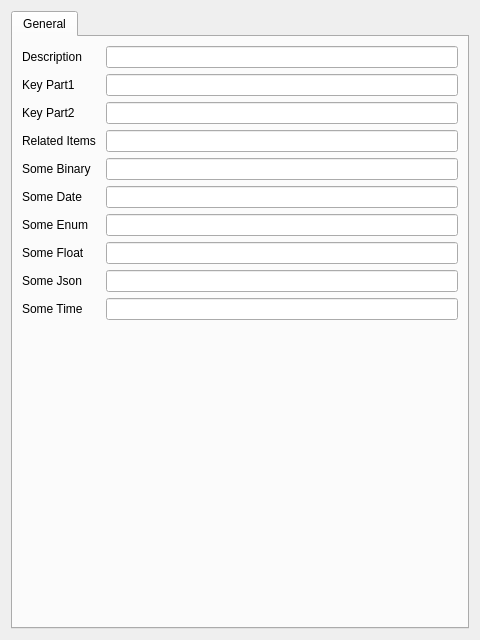
Qt form exdrf-dev/exdrf_dev/qt_gen/db/composite_key_models/widgets/composite_key_model_editor.ui (TNick/exdrf) before a commit.
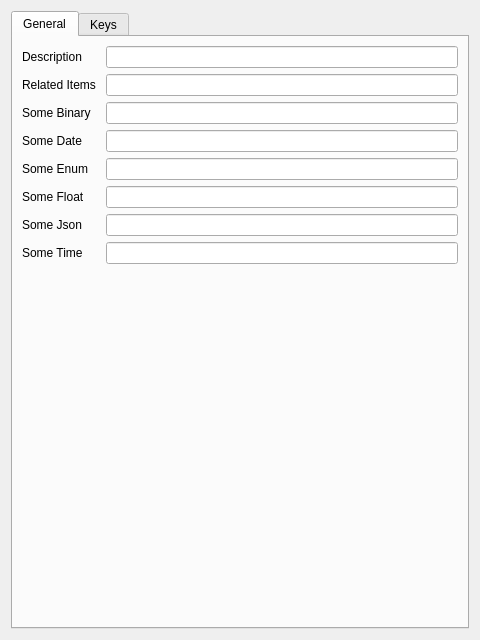
The same form after that commit. Custom widgets are drawn as their Qt base class.

Commit message: can change some in generated code. Single and multi editors not saving

What changed in the file:
```diff
--- a/exdrf-dev/exdrf_dev/qt_gen/db/composite_key_models/widgets/composite_key_model_editor.ui
+++ b/exdrf-dev/exdrf_dev/qt_gen/db/composite_key_models/widgets/composite_key_model_editor.ui
@@ -38,102 +38,156 @@
        </item>
      
        <item row="1" column="0">
-        <widget class="QLabel" name="lbl_key_part1">
-         <property name="text">
-          <string>Key Part1 </string>
-         </property>
-        </widget>
-       </item>
-       <item row="1" column="1">
-        <widget class="DrfLineEditor" name="c_key_part1"/>
-       </item>
-     
-       <item row="2" column="0">
-        <widget class="QLabel" name="lbl_key_part2">
-         <property name="text">
-          <string>Key Part2 </string>
-         </property>
-        </widget>
-       </item>
-       <item row="2" column="1">
-        <widget class="DrfIntEditor" name="c_key_part2"/>
-       </item>
-     
-       <item row="3" column="0">
         <widget class="QLabel" name="lbl_related_items">
          <property name="text">
           <string>Related Items </string>
          </property>
         </widget>
        </item>
-       <item row="3" column="1">
-        <widget class="QtRelatedItemMuSe" name="c_related_items"/>
+       <item row="1" column="1">
+        <widget class="QtRelatedItemMuSe" name="c_related_items">
+         <property name="name" stdset="0">
+          <string notr="true">related_items</string>
+         </property>
+        </widget>
+        
        </item>
      
-       <item row="4" column="0">
+       <item row="2" column="0">
         <widget class="QLabel" name="lbl_some_binary">
          <property name="text">
           <string>Some Binary </string>
          </property>
         </widget>
        </item>
-       <item row="4" column="1">
-        <widget class="DrfBlobEditor" name="c_some_binary"/>
+       <item row="2" column="1">
+        <widget class="DrfBlobEditor" name="c_some_binary">
+         <property name="name" stdset="0">
+          <string notr="true">some_binary</string>
+         </property>
+        </widget>
+        
        </item>
      
-       <item row="5" column="0">
+       <item row="3" column="0">
         <widget class="QLabel" name="lbl_some_date">
          <property name="text">
           <string>Some Date </string>
          </property>
         </widget>
        </item>
-       <item row="5" column="1">
-        <widget class="DrfDateEditor" name="c_some_date"/>
+       <item row="3" column="1">
+        <widget class="DrfDateEditor" name="c_some_date">
+         <property name="name" stdset="0">
+          <string notr="true">some_date</string>
+         </property>
+        </widget>
+        
        </item>
      
-       <item row="6" column="0">
+       <item row="4" column="0">
         <widget class="QLabel" name="lbl_some_enum">
          <property name="text">
           <string>Some Enum </string>
          </property>
         </widget>
        </item>
-       <item row="6" column="1">
-        <widget class="DrfLineEditor" name="c_some_enum"/>
+       <item row="4" column="1">
+        <widget class="DrfLineEditor" name="c_some_enum">
+         <property name="name" stdset="0">
+          <string notr="true">some_enum</string>
+         </property>
+        </widget>
+        
        </item>
      
-       <item row="7" column="0">
+       <item row="5" column="0">
         <widget class="QLabel" name="lbl_some_float">
          <property name="text">
           <string>Some Float </string>
          </property>
         </widget>
        </item>
-       <item row="7" column="1">
-        <widget class="DrfRealEditor" name="c_some_float"/>
+       <item row="5" column="1">
+        <widget class="DrfRealEditor" name="c_some_float">
+         <property name="name" stdset="0">
+          <string notr="true">some_float</string>
+         </property>
+        </widget>
+        
        </item>
      
-       <item row="8" column="0">
+       <item row="6" column="0">
         <widget class="QLabel" name="lbl_some_json">
          <property name="text">
           <string>Some Json </string>
          </property>
         </widget>
        </item>
-       <item row="8" column="1">
-        <widget class="DrfTextEditor" name="c_some_json"/>
+       <item row="6" column="1">
+        <widget class="DrfTextEditor" name="c_some_json">
+         <property name="name" stdset="0">
+          <string notr="true">some_json</string>
+         </property>
+        </widget>
+        
        </item>
      
-       <item row="9" column="0">
+       <item row="7" column="0">
         <widget class="QLabel" name="lbl_some_time">
          <property name="text">
           <string>Some Time </string>
          </property>
         </widget>
        </item>
-       <item row="9" column="1">
-        <widget class="DrfTimeEditor" name="c_some_time"/>
+       <item row="7" column="1">
+        <widget class="DrfTimeEditor" name="c_some_time">
+         <property name="name" stdset="0">
+          <string notr="true">some_time</string>
+         </property>
+        </widget>
+        
+       </item>
+     
+      </layout>
+     </widget>
+     
+     <widget class="QWidget" name="tab_keys">
+      <attribute name="title">
+       <string>Keys</string>
+      </attribute>
+      <layout class="QFormLayout" name="formLayout">
+     
+       <item row="0" column="0">
+        <widget class="QLabel" name="lbl_key_part1">
+         <property name="text">
+          <string>Key Part1 </string>
+         </property>
+        </widget>
+       </item>
+       <item row="0" column="1">
+        <widget class="QLineEdit" name="c_key_part1">
+         <property name="readOnly">
+          <bool>true</bool>
+         </property>
+        </widget>
+        
+       </item>
+     
+       <item row="1" column="0">
+        <widget class="QLabel" name="lbl_key_part2">
+         <property name="text">
+          <string>Key Part2 </string>
+         </property>
+        </widget>
+       </item>
+       <item row="1" column="1">
+        <widget class="QLineEdit" name="c_key_part2">
+         <property name="readOnly">
+          <bool>true</bool>
+         </property>
+        </widget>
+        
        </item>
      
       </layout>
@@ -149,11 +203,6 @@
     <extends>QLineEdit</extends>
     <header>exdrf_qt.field_ed.api</header>
   </customwidget>
-  <customwidget>
-    <class>DrfIntEditor</class>
-    <extends>QLineEdit</extends>
-    <header>exdrf_qt.field_ed.api</header>
-  </customwidget>
   <customwidget>
     <class>QtRelatedItemMuSe</class>
     <extends>QLineEdit</extends>
@@ -184,6 +233,11 @@
     <extends>QLineEdit</extends>
     <header>exdrf_qt.field_ed.api</header>
   </customwidget>
+  <customwidget>
+    <class>DrfIntEditor</class>
+    <extends>QLineEdit</extends>
+    <header>exdrf_qt.field_ed.api</header>
+  </customwidget>
  </customwidgets>
  <resources/>
  <connections/>
```
Left out of the diff: 9 changed lines with no effect on the pictures. The commit also changes 104 other files.
